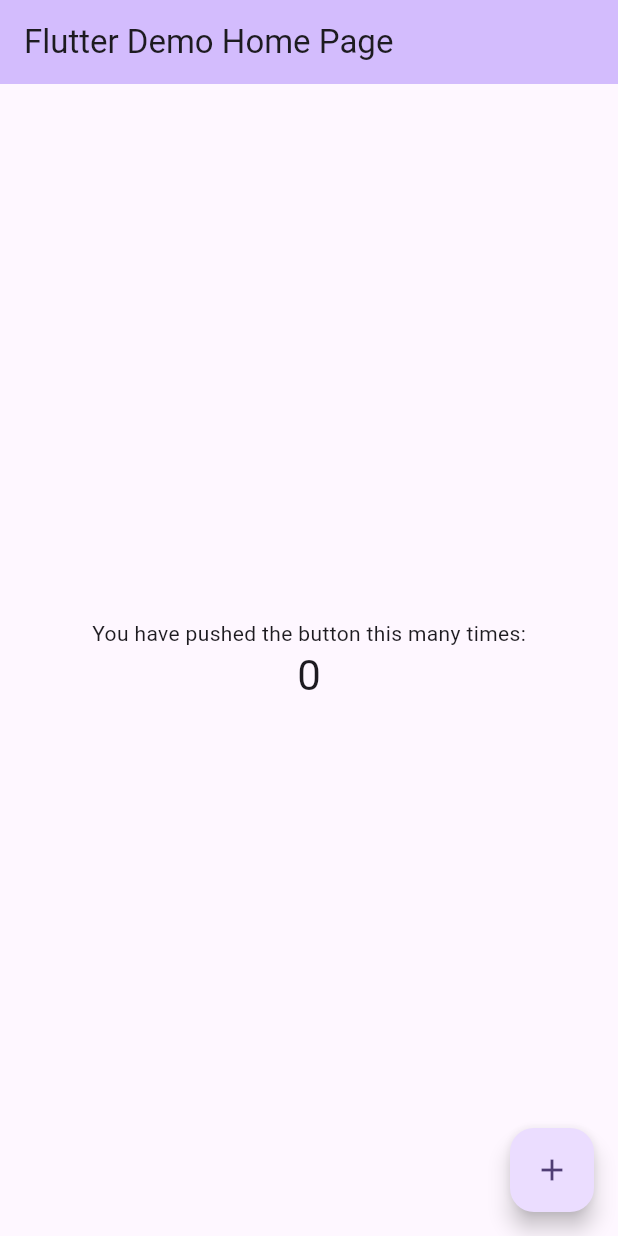
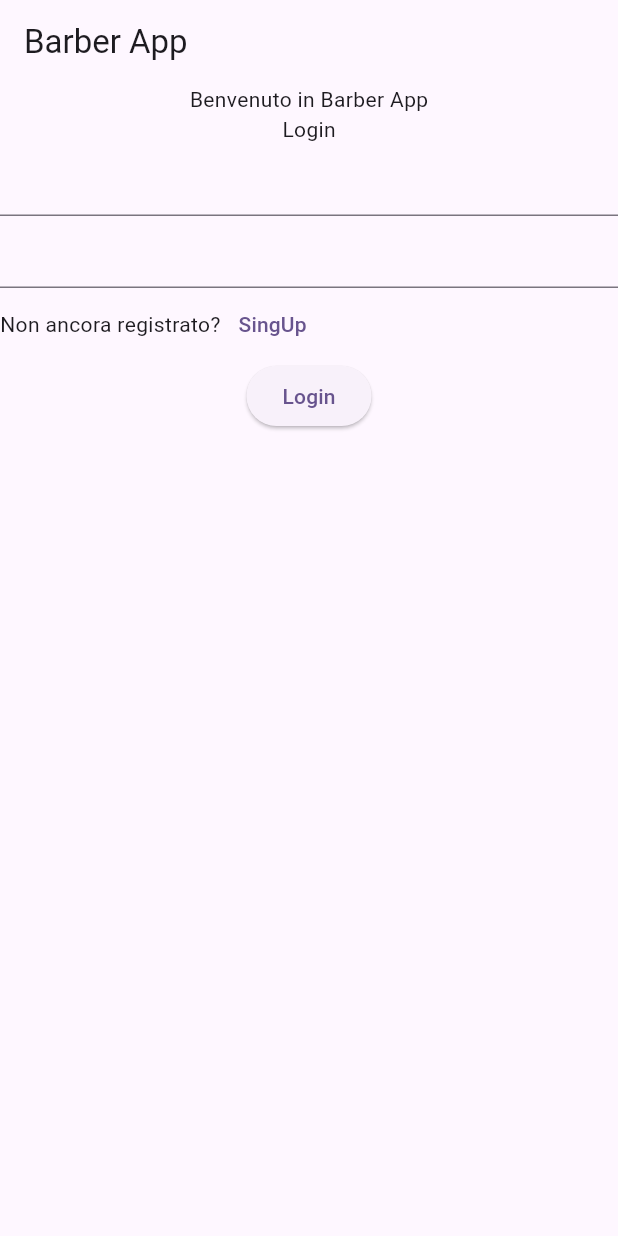
Before and after one commit to giuseppe2028/barberapp, a Flutter app: the screen it shows after launch, on a phone screen of 412 x 824 dp. Run offline on Flutter 3.47's test engine with Material 2 defaults, Android fonts, the phone set to English and light mode, and no system bars.

Commit message:
interfacia minima creata

```diff
--- /dev/null
+++ b/lib/View/LoginPage.dart
@@ -0,0 +1,27 @@
+import 'package:flutter/material.dart';
+
+class LoginPage extends StatelessWidget {
+  @override
+  Widget build(BuildContext context) {
+    return Scaffold(
+      appBar: AppBar(
+        title: Text("Barber App"),
+      ),
+      body: Column(
+        children: [
+          const Text("Benvenuto in Barber App"),
+          const Text("Login"),
+          const TextField(),
+          const TextField(),
+          Row(
+            children: [
+              Text("Non ancora registrato?"),
+              TextButton(onPressed: () {}, child: Text("SingUp")),
+            ],
+          ),
+          ElevatedButton(onPressed: () {}, child: const Text("Login"))
+        ],
+      ),
+    );
+  }
+}
--- a/lib/main.dart
+++ b/lib/main.dart
@@ -1,3 +1,4 @@
+import 'package:barberapp/View/LoginPage.dart';
 import 'package:flutter/material.dart';
 
 void main() {
@@ -31,95 +32,6 @@ class MyApp extends StatelessWidget {
           colorScheme: ColorScheme.fromSeed(seedColor: Colors.deepPurple),
           useMaterial3: true,
         ),
-      home: const MyHomePage(title: 'Flutter Demo Home Page'),
-    );
+        home: LoginPage());
   }
 }
-
-class MyHomePage extends StatefulWidget {
-  const MyHomePage({super.key, required this.title});
-
-  // This widget is the home page of your application. It is stateful, meaning
-  // that it has a State object (defined below) that contains fields that affect
-  // how it looks.
-
-  // This class is the configuration for the state. It holds the values (in this
-  // case the title) provided by the parent (in this case the App widget) and
-  // used by the build method of the State. Fields in a Widget subclass are
-  // always marked "final".
-
-  final String title;
-
-  @override
-  State<MyHomePage> createState() => _MyHomePageState();
-}
-
-class _MyHomePageState extends State<MyHomePage> {
-  int _counter = 0;
-
-  void _incrementCounter() {
-    setState(() {
-      // This call to setState tells the Flutter framework that something has
-      // changed in this State, which causes it to rerun the build method below
-      // so that the display can reflect the updated values. If we changed
-      // _counter without calling setState(), then the build method would not be
-      // called again, and so nothing would appear to happen.
-      _counter++;
-    });
-  }
-
-  @override
-  Widget build(BuildContext context) {
-    // This method is rerun every time setState is called, for instance as done
-    // by the _incrementCounter method above.
-    //
-    // The Flutter framework has been optimized to make rerunning build methods
-    // fast, so that you can just rebuild anything that needs updating rather
-    // than having to individually change instances of widgets.
-    return Scaffold(
-      appBar: AppBar(
-        // TRY THIS: Try changing the color here to a specific color (to
-        // Colors.amber, perhaps?) and trigger a hot reload to see the AppBar
-        // change color while the other colors stay the same.
-        backgroundColor: Theme.of(context).colorScheme.inversePrimary,
-        // Here we take the value from the MyHomePage object that was created by
-        // the App.build method, and use it to set our appbar title.
-        title: Text(widget.title),
-      ),
-      body: Center(
-        // Center is a layout widget. It takes a single child and positions it
-        // in the middle of the parent.
-        child: Column(
-          // Column is also a layout widget. It takes a list of children and
-          // arranges them vertically. By default, it sizes itself to fit its
-          // children horizontally, and tries to be as tall as its parent.
-          //
-          // Column has various properties to control how it sizes itself and
-          // how it positions its children. Here we use mainAxisAlignment to
-          // center the children vertically; the main axis here is the vertical
-          // axis because Columns are vertical (the cross axis would be
-          // horizontal).
-          //
-          // TRY THIS: Invoke "debug painting" (choose the "Toggle Debug Paint"
-          // action in the IDE, or press "p" in the console), to see the
-          // wireframe for each widget.
-          mainAxisAlignment: MainAxisAlignment.center,
-          children: <Widget>[
-            const Text(
-              'You have pushed the button this many times:',
-            ),
-            Text(
-              '$_counter',
-              style: Theme.of(context).textTheme.headlineMedium,
-            ),
-          ],
-        ),
-      ),
-      floatingActionButton: FloatingActionButton(
-        onPressed: _incrementCounter,
-        tooltip: 'Increment',
-        child: const Icon(Icons.add),
-      ), // This trailing comma makes auto-formatting nicer for build methods.
-    );
-  }
-}
```
Lines whose indentation alone changed are shown as unchanged.
